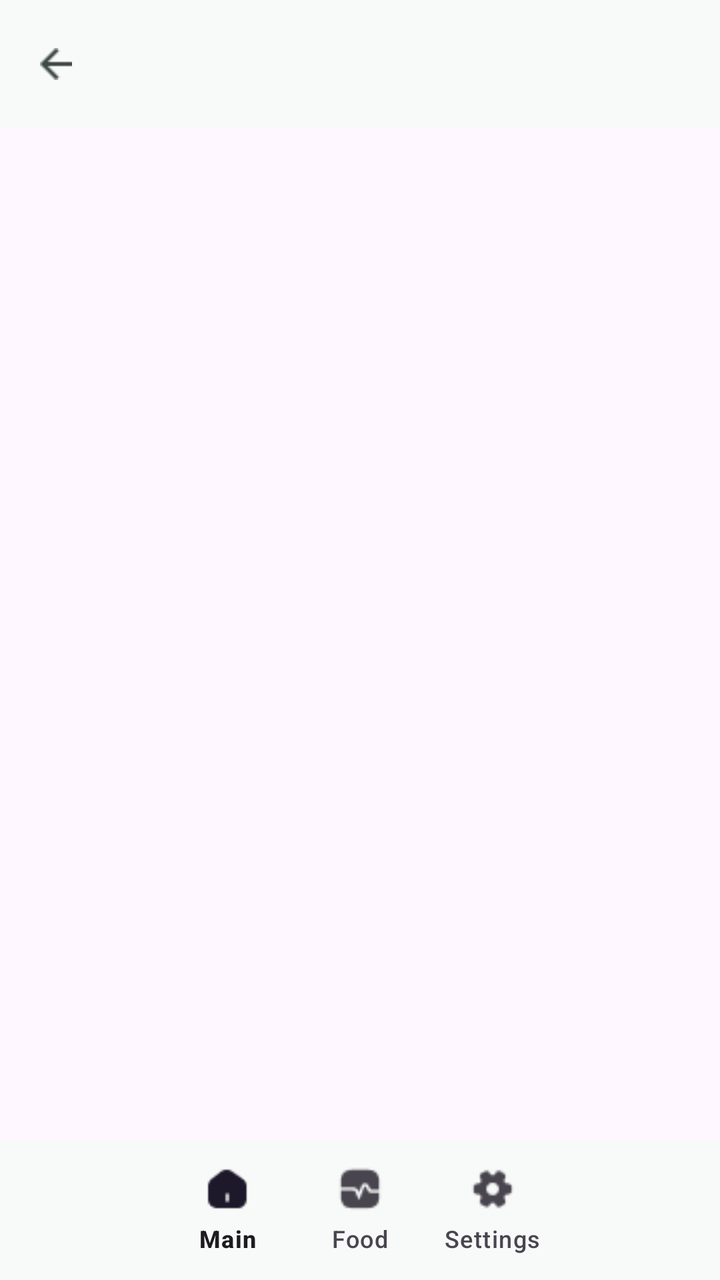
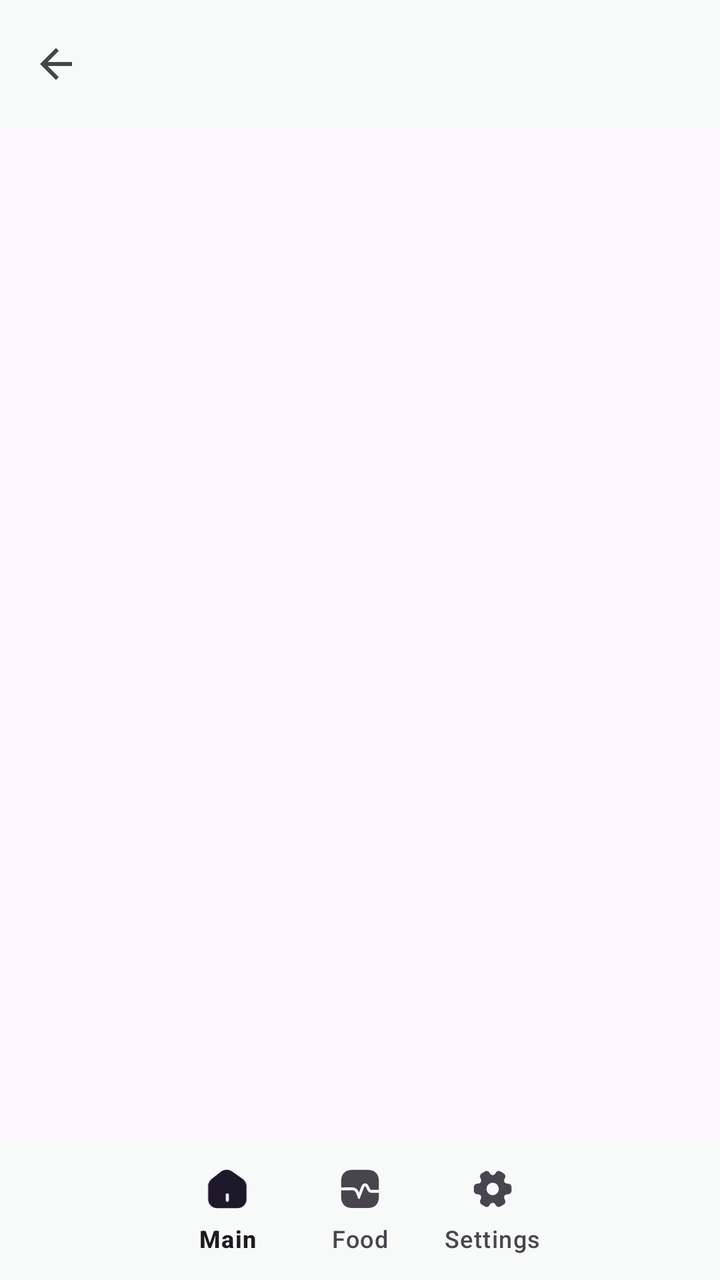

An Android layout rendered at two revisions. The XML below is the earlier revision; the diff shows what the commit changed to produce the second picture.
<!-- AndroidManifest.xml: application theme Theme.MyApplication -->
<!-- res/layout/main_activity.xml -->
<?xml version="1.0" encoding="utf-8"?>
<RelativeLayout
    xmlns:android="http://schemas.android.com/apk/res/android"
    xmlns:app="http://schemas.android.com/apk/res-auto"
    android:layout_width="match_parent"
    android:layout_height="match_parent">

    <com.google.android.material.appbar.AppBarLayout
        android:layout_width="match_parent"
        android:layout_height="wrap_content"
        android:theme="@style/ThemeOverlay.MaterialComponents.ActionBar">

        <androidx.appcompat.widget.Toolbar
            android:id="@+id/toolbar"
            android:layout_width="match_parent"
            android:layout_height="?attr/actionBarSize"
            android:background="#F7FAF8"
            app:navigationIcon="@drawable/arrow_back"
            app:titleTextAppearance="@style/ToolbarTitleText"/>
    </com.google.android.material.appbar.AppBarLayout>

    <FrameLayout
        android:id="@+id/main_fragments"
        android:layout_width="match_parent"
        android:layout_height="match_parent"
        android:layout_above="@id/bottom_navigation"/>

    <com.google.android.material.bottomnavigation.BottomNavigationView
        android:id="@+id/bottom_navigation"
        android:layout_width="match_parent"
        android:layout_height="70dp"
        android:background="#F7FAF8"
        android:paddingStart="80.5dp"
        android:paddingEnd="80.5dp"
        android:layout_alignParentBottom="true"
        app:menu="@menu/nav_chapters"/>
</RelativeLayout>
<!-- resources referenced by this layout -->
<resources>
  <!-- drawable arrow_back: png bitmap (drawable, 294 bytes) -->
  <style name="ToolbarTitleText" parent="TextAppearance.Widget.AppCompat.Toolbar.Title">
          <item name="android:fontFamily">@font/roboto_bold</item>
          <item name="android:textColor">@android:color/black</item>
          <item name="android:textSize">20sp</item>
      </style>
  <style name="Theme.MyApplication" parent="Base.Theme.MyApplication" />
  <style name="Base.Theme.MyApplication" parent="Theme.Material3.DayNight.NoActionBar">
          
          
      </style>
</resources>

<!-- the commit's change to res/layout/main_activity.xml (unified diff, before → after) -->
@@ -6,6 +6,7 @@
     android:layout_height="match_parent">
 
     <com.google.android.material.appbar.AppBarLayout
+        android:id="@+id/app_bar"
         android:layout_width="match_parent"
         android:layout_height="wrap_content"
         android:theme="@style/ThemeOverlay.MaterialComponents.ActionBar">
@@ -15,7 +16,7 @@
             android:layout_width="match_parent"
             android:layout_height="?attr/actionBarSize"
             android:background="#F7FAF8"
-            app:navigationIcon="@drawable/arrow_back"
+            app:navigationIcon="@drawable/ic_arrow_back"
             app:titleTextAppearance="@style/ToolbarTitleText"/>
     </com.google.android.material.appbar.AppBarLayout>
 
@@ -23,6 +24,7 @@
         android:id="@+id/main_fragments"
         android:layout_width="match_parent"
         android:layout_height="match_parent"
+        android:layout_below="@id/app_bar"
         android:layout_above="@id/bottom_navigation"/>
 
     <com.google.android.material.bottomnavigation.BottomNavigationView
@@ -33,5 +35,5 @@
         android:paddingStart="80.5dp"
         android:paddingEnd="80.5dp"
         android:layout_alignParentBottom="true"
-        app:menu="@menu/nav_chapters"/>
+        app:menu="@menu/bottom_navigation_menu"/>
 </RelativeLayout>
<!-- resource entries referenced after the edit -->
@@ -1,6 +1,15 @@
 <!-- resources referenced by this layout -->
 <resources>
-  <!-- drawable arrow_back: png bitmap (drawable, 294 bytes) -->
+  <!-- drawable ic_arrow_back (drawable) -->
+  <vector xmlns:android="http://schemas.android.com/apk/res/android"
+      android:width="24dp"
+      android:height="24dp"
+      android:viewportWidth="24"
+      android:viewportHeight="24">
+    <path
+        android:pathData="M20,11H7.83L13.42,5.41L12,4L4,12L12,20L13.41,18.59L7.83,13H20V11Z"
+        android:fillColor="#3F4946"/>
+  </vector>
   <style name="ToolbarTitleText" parent="TextAppearance.Widget.AppCompat.Toolbar.Title">
           <item name="android:fontFamily">@font/roboto_bold</item>
           <item name="android:textColor">@android:color/black</item>
